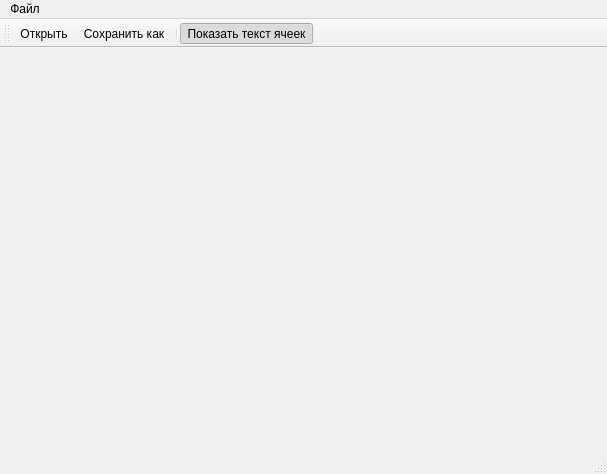
This is mainwindow.ui in gil9red/combustion as Qt 5 draws it before an edit. The edited form follows.
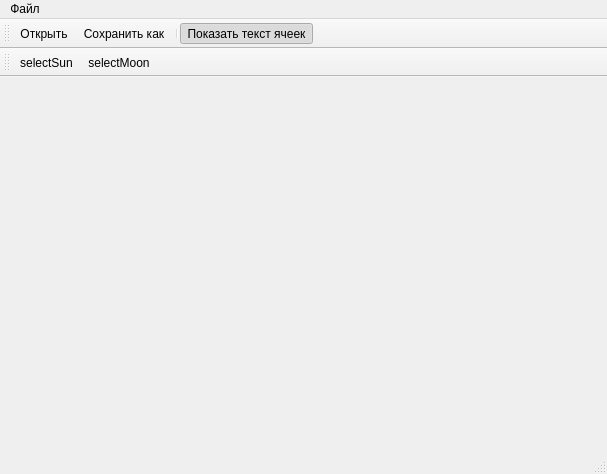
This is the edited form.

What changed in the file:
```diff
--- a/mainwindow.ui
+++ b/mainwindow.ui
@@ -49,6 +49,19 @@
    <addaction name="actionShowCellText"/>
   </widget>
   <widget class="QStatusBar" name="statusBar"/>
+  <widget class="QToolBar" name="toolBar">
+   <property name="windowTitle">
+    <string>toolBar</string>
+   </property>
+   <attribute name="toolBarArea">
+    <enum>TopToolBarArea</enum>
+   </attribute>
+   <attribute name="toolBarBreak">
+    <bool>true</bool>
+   </attribute>
+   <addaction name="actionSelectSun"/>
+   <addaction name="actionSelectMoon"/>
+  </widget>
   <action name="actionOpen">
    <property name="text">
     <string>Открыть</string>
@@ -87,6 +100,16 @@
     <enum>QAction::QuitRole</enum>
    </property>
   </action>
+  <action name="actionSelectSun">
+   <property name="text">
+    <string>selectSun</string>
+   </property>
+  </action>
+  <action name="actionSelectMoon">
+   <property name="text">
+    <string>selectMoon</string>
+   </property>
+  </action>
  </widget>
  <layoutdefault spacing="6" margin="11"/>
  <resources/>
```
